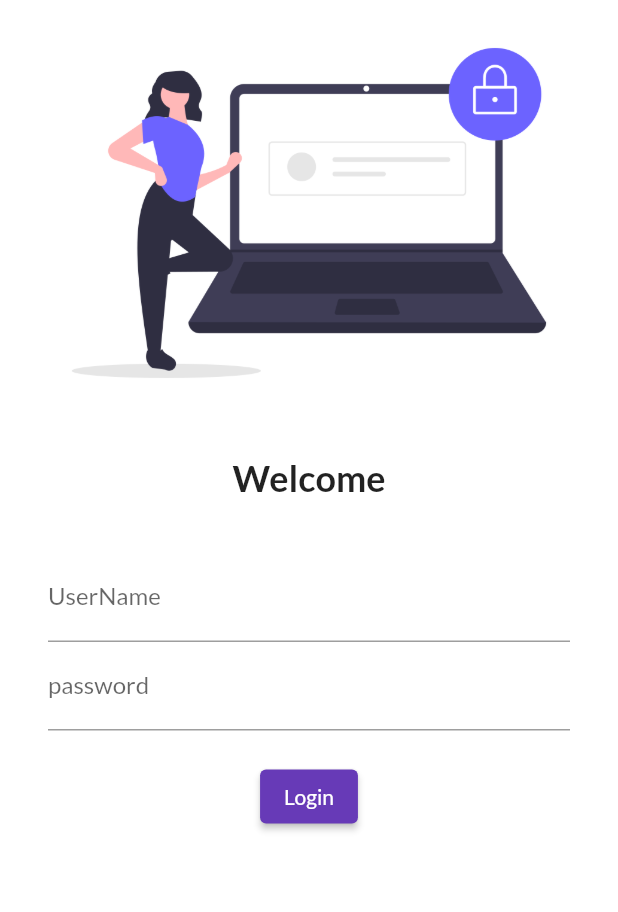
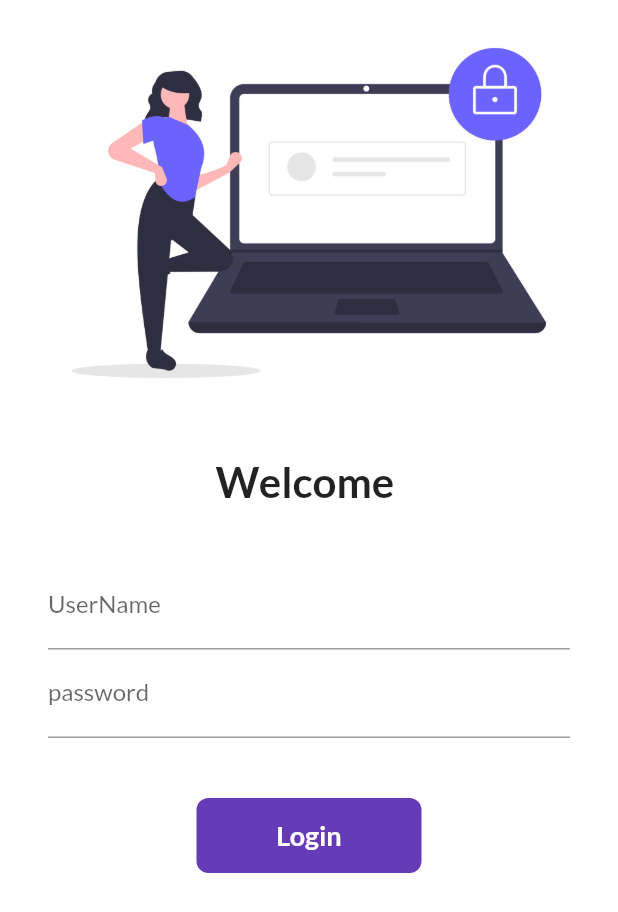
Before and after one commit to chandan0000/flutter30days, a Flutter app: the screen it shows after launch, on a phone screen of 412 x 824 dp. Shown: the top 912 px of the screen. Run offline on Flutter 3.47's test engine with Material 2 defaults, Android fonts, the phone set to English and light mode, and no system bars; our stand-ins replace google_fonts.

Commit message:
dey6 complete

```diff
--- a/lib/main.dart
+++ b/lib/main.dart
@@ -1,5 +1,6 @@
 import 'package:catlog/pages/home_pages.dart';
 import 'package:catlog/pages/login_page.dart';
+import 'package:catlog/utils/routes.dart';
 import 'package:flutter/material.dart';
 import 'package:google_fonts/google_fonts.dart';
 
@@ -25,8 +26,8 @@
       // initialRoute: '/login',
       routes: {
         '/': (context) => LoginPage(),
-        // '/home': (context) => HomePage(),
-        // '/login': (context) => LoginPage(),
+        MyRoutes.homeRoute: (context) => HomePage(),
+        MyRoutes.loginRoute: (context) => LoginPage(),
       },
     );
   }
--- a/lib/pages/login_page.dart
+++ b/lib/pages/login_page.dart
@@ -1,13 +1,23 @@
+import 'package:catlog/utils/routes.dart';
 import 'package:flutter/material.dart';
 import 'package:google_fonts/google_fonts.dart';
 
-class LoginPage extends StatelessWidget {
-  const LoginPage({Key? key}) : super(key: key);
+class LoginPage extends StatefulWidget {
+  // const LoginPage({Key? key}) : super(key: key);
+
+  @override
+  State<LoginPage> createState() => _LoginPageState();
+}
+
+class _LoginPageState extends State<LoginPage> {
+  String name = "";
+  bool changeButton = false;
 
   @override
   Widget build(BuildContext context) {
     return Material(
-        color: Colors.white,
+      color: Colors.white,
+      child: SingleChildScrollView(
         child: Column(
           children: [
             Image.asset(
@@ -18,9 +28,9 @@
               height: 20.0,
             ),
             Text(
-              'Welcome',
+              'Welcome $name',
               style: TextStyle(
-                fontSize: 24,
+                fontSize: 28,
                 fontWeight: FontWeight.bold,
               ),
             ),
@@ -35,6 +45,12 @@
                   TextField(
                     decoration: InputDecoration(
                         hintText: "Enter username", labelText: "UserName"),
+                    onChanged: (value) {
+                      // name = value;
+                      setState(() {
+                        name = value;
+                      });
+                    },
                   ),
                   TextField(
                     obscureText: true,
@@ -42,17 +58,57 @@
                         hintText: "Enter password", labelText: "password"),
                   ),
                   SizedBox(
-                    height: 20.0,
+                    height: 40.0,
                   ),
-                  ElevatedButton(
-                    onPressed: () {},
-                    child: Text('Login'),
-                    style: TextButton.styleFrom(),
-                  ),
+
+                  InkWell(
+                    onTap: () async {
+                      setState(() {
+                        changeButton = true;
+                      });
+                      await Future.delayed(Duration(seconds: 1));
+                      Navigator.pushNamed(context, MyRoutes.homeRoute);
+                    },
+                    child: AnimatedContainer(
+                      duration: Duration(seconds: 100),
+                      width: changeButton ? 50 : 150,
+                      height: 50,
+                      alignment: Alignment.center,
+                      child: changeButton
+                          ? Icon(
+                              Icons.done,
+                              color: Colors.white,
+                            )
+                          : Text(
+                              "Login",
+                              style: TextStyle(
+                                color: Colors.white,
+                                fontWeight: FontWeight.bold,
+                                fontSize: 18,
+                              ),
+                            ),
+                      decoration: BoxDecoration(
+                          color: Colors.deepPurple,
+                          // shape:
+                          //     changeButton ? BoxShape.circle : BoxShape.rectangle,
+                          borderRadius:
+                              BorderRadius.circular(changeButton ? 50 : 8)),
+                    ),
+                  )
+
+                  // ElevatedButton(
+                  //   onPressed: () {
+                  //     Navigator.pushNamed(context, MyRoutes.homeRoute);
+                  //   },
+                  //   child: Text('Login'),
+                  //   style: TextButton.styleFrom(minimumSize: Size(150, 40)),
+                  // ),
                 ],
               ),
             )
           ],
-        ));
+        ),
+      ),
+    );
   }
 }
--- /dev/null
+++ b/lib/utils/routes.dart
@@ -0,0 +1,4 @@
+class MyRoutes {
+  static String loginRoute = '/login';
+  static String homeRoute = '/home';
+}
```
